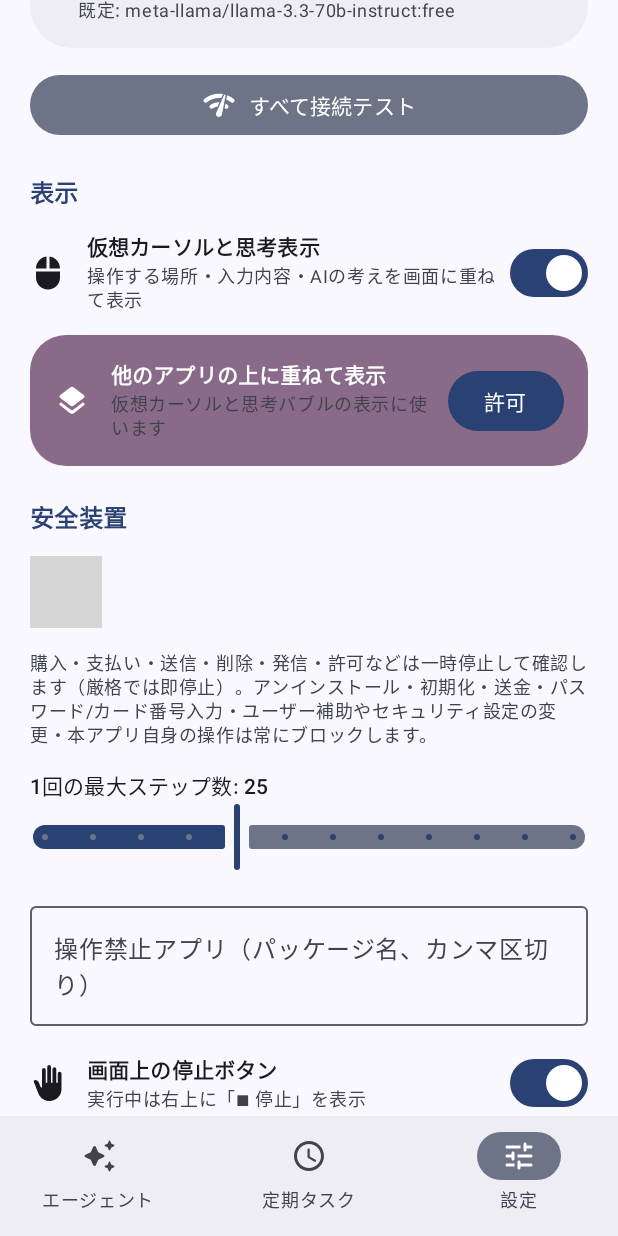
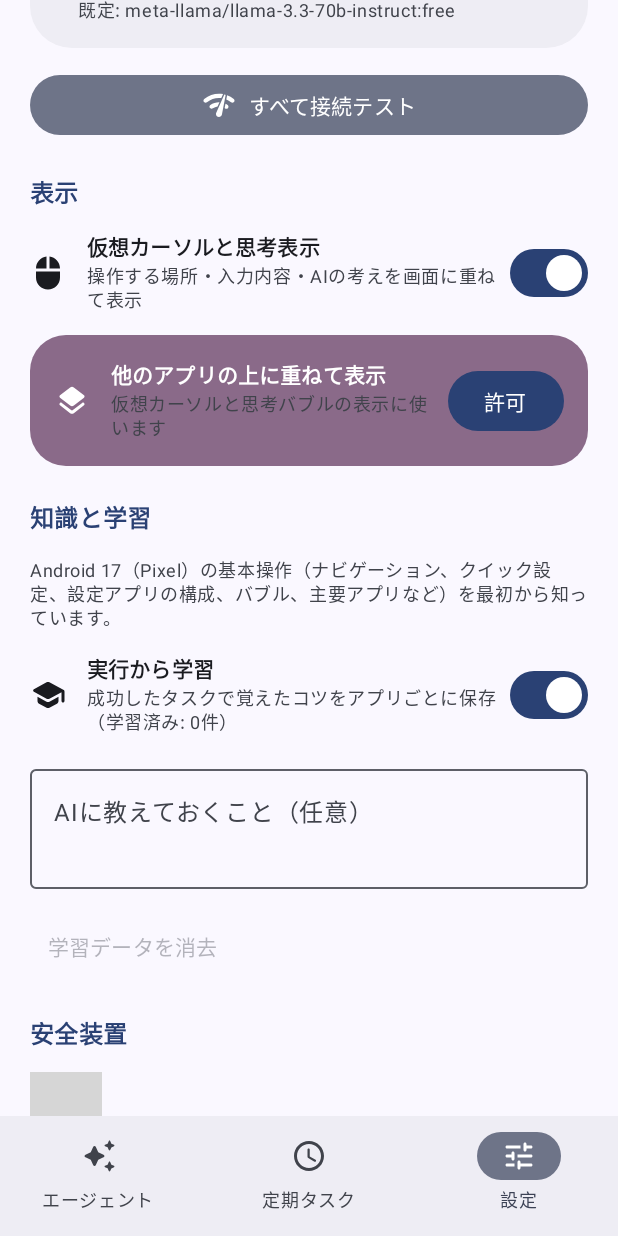
Before and after one commit to orokichi/ai-agent, an Android app built with Jetpack Compose: the screen it shows after launch (MainActivity), item 3 of the bottom bar chosen, scrolled down 1041 dp, on a phone screen of 412 x 824 dp. Run offline under Robolectric (Android 15) with nearby library versions, the phone set to English and light mode, and no system bars; our stand-ins replace Material 3 Expressive styles (plain Material 3 is drawn); pictures from the network do not load; 3 statements that could not run were skipped; grey boxes are pictures that could not be loaded.

Commit message:
v1.2.0: Android 17 knowledge, learning, settings actions

```diff
--- a/app/build.gradle.kts
+++ b/app/build.gradle.kts
@@ -12,8 +12,8 @@ android {
         applicationId = "com.orokichi.agent"
         minSdk = 31
         targetSdk = 35
-        versionCode = 3
-        versionName = "1.1.0"
+        versionCode = 4
+        versionName = "1.2.0"
     }
 
     signingConfigs {
--- a/app/src/main/java/com/orokichi/agent/Core.kt
+++ b/app/src/main/java/com/orokichi/agent/Core.kt
@@ -76,6 +76,15 @@ object Prefs {
         get() = sp.getBoolean("overlayStop", true)
         set(v) = sp.edit().putBoolean("overlayStop", v).apply()
 
+    fun raw(k: String) = s(k, "")
+    fun putRaw(k: String, v: String) = put(k, v)
+    var customKnowledge: String
+        get() = s("customKnowledge", "")
+        set(v) = put("customKnowledge", v)
+    var learning: Boolean
+        get() = sp.getBoolean("learning", true)
+        set(v) = sp.edit().putBoolean("learning", v).apply()
+
     var cursor: Boolean
         get() = sp.getBoolean("cursor", true)
         set(v) = sp.edit().putBoolean("cursor", v).apply()
--- /dev/null
+++ b/app/src/main/java/com/orokichi/agent/Knowledge.kt
@@ -0,0 +1,87 @@
+package com.orokichi.agent
+
+import android.content.Context
+import android.content.Intent
+import android.provider.Settings
+
+/** Android 17（Pixel・日本語UI）の基本操作知識 ＋ 実行から学んだコツ */
+object Knowledge {
+    val ANDROID17 = """
+## Android 17 (Pixel, Japanese UI) basics
+Navigation: use actions back/home/recents. notifications = pull down shade once; quick_settings = full Quick Settings (Wi-Fi「インターネット」, Bluetooth, 機内モード, ライト, 画面の回転, 着信音/マナー, 明るさスライダー; QPR2 adds keyboard switcher and brightness override). Tiles: tap = toggle, long_press = open its settings.
+Home screen: swipe up from the bottom (or scroll up on home) opens the app drawer; its top has a search bar「アプリを検索」(may open keyboard automatically). Prefer open_app instead.
+Long-press an app icon: menu split into ショートカット and actions (「バブル」= float app as bubble, 「ウィジェット」,「アプリ情報」). Long-press empty home area: 「壁紙とスタイル」「ウィジェット」「ホームの設定」.
+Recents: horizontal cards; swipe a card up to close it; tap the app icon above a card for「分割画面」「固定」. 「すべてクリア」 at the far left.
+Bubbles (new in 17): an app floating as a round icon; tap to expand, drag to the bottom 'X' to close.
+Settings app (top has「設定を検索」, the fastest way to find any option): ネットワークとインターネット / 接続済みのデバイス / アプリ / 通知 / 電池と充電 / ストレージ / 音とバイブレーション / ディスプレイとタップ / 壁紙とスタイル / ユーザー補助 / セキュリティとプライバシー / 位置情報 / 安全と緊急情報 / パスワード、パスキー、アカウント / Google / システム(言語、日付と時刻、ジェスチャー、システム アップデート) / デバイス情報. Menus are compact; scroll to see more. Prefer the open_settings action when a page exists.
+Dialogs: permission prompts offer「アプリの使用時のみ」「今回のみ」「許可しない」. Generic buttons: OK, キャンセル, 次へ, 完了, 閉じる, 後で, スキップ. 「︙」/「その他のオプション」 = overflow menu. A down-arrow / chevron expands sections.
+Keyboard (Gboard): type replaces field text; to submit use enter on the field or tap the search/send button. Dismiss keyboard with back.
+Common apps: Chrome address bar「検索するか URL を入力」; Google app / search bar on home; Gmail「作成」; Google マップ「ここで検索」; YouTube search = magnifier icon; 時計 app tabs アラーム/時計/タイマー/ストップウォッチ, add with「+」; カレンダー「+」→ 予定; Play ストア is an installer (blocked); カメラ shutter「写真を撮影」.
+Status bar privacy dot/chip (green) means camera/mic/location in use — ignore it.
+If the screen is the lock screen you cannot proceed: done with the reason.
+""".trimIndent()
+
+    /** open_settings で開けるページ（セキュリティ系は意図的に含めない） */
+    val PAGES = mapOf(
+        "wifi" to Settings.ACTION_WIFI_SETTINGS,
+        "internet" to "android.settings.panel.action.INTERNET_CONNECTIVITY",
+        "bluetooth" to Settings.ACTION_BLUETOOTH_SETTINGS,
+        "display" to Settings.ACTION_DISPLAY_SETTINGS,
+        "sound" to Settings.ACTION_SOUND_SETTINGS,
+        "volume" to "android.settings.panel.action.VOLUME",
+        "battery" to Intent.ACTION_POWER_USAGE_SUMMARY,
+        "apps" to Settings.ACTION_APPLICATION_SETTINGS,
+        "notifications" to "android.settings.ALL_APPS_NOTIFICATION_SETTINGS",
+        "location" to Settings.ACTION_LOCATION_SOURCE_SETTINGS,
+        "storage" to Settings.ACTION_INTERNAL_STORAGE_SETTINGS,
+        "date" to Settings.ACTION_DATE_SETTINGS,
+        "language" to Settings.ACTION_LOCALE_SETTINGS,
+        "nfc" to Settings.ACTION_NFC_SETTINGS,
+        "airplane" to Settings.ACTION_AIRPLANE_MODE_SETTINGS,
+        "data_usage" to Settings.ACTION_DATA_USAGE_SETTINGS,
+        "dnd" to Settings.ACTION_ZEN_MODE_PRIORITY_SETTINGS,
+        "wallpaper" to "android.intent.action.SET_WALLPAPER",
+        "settings" to Settings.ACTION_SETTINGS
+    )
+
+    fun openSettings(ctx: Context, page: String): String {
+        val action = PAGES[page.lowercase().trim()] ?: return "未対応のページ（${PAGES.keys.joinToString(",")}）"
+        return runCatching {
+            ctx.startActivity(Intent(action).addFlags(Intent.FLAG_ACTIVITY_NEW_TASK or Intent.FLAG_ACTIVITY_CLEAR_TASK))
+            "ok"
+        }.getOrElse { "開けませんでした" }
+    }
+
+    // ---- 学習（成功した実行から得たコツをアプリごとに保存） ----
+    private const val MAX = 12
+
+    fun lessons(pkg: String): List<String> =
+        Prefs.raw("lessons_$pkg").split('\n').filter { it.isNotBlank() }
+
+    fun learn(pkg: String, lesson: String) {
+        val l = lesson.replace('\n', ' ').trim().take(160)
+        if (l.length < 6 || pkg.isBlank() || pkg == Safety.OWN) return
+        val cur = lessons(pkg).filterNot { it == l }
+        Prefs.putRaw("lessons_$pkg", (cur + l).takeLast(MAX).joinToString("\n"))
+        val pk = Prefs.raw("lesson_pkgs").split(',').filter { it.isNotBlank() }.toMutableSet()
+        pk += pkg
+        Prefs.putRaw("lesson_pkgs", pk.joinToString(","))
+    }
+
+    fun count(): Int = Prefs.raw("lesson_pkgs").split(',').filter { it.isNotBlank() }.sumOf { lessons(it).size }
+
+    fun clear() {
+        Prefs.raw("lesson_pkgs").split(',').filter { it.isNotBlank() }.forEach { Prefs.putRaw("lessons_$it", "") }
+        Prefs.putRaw("lesson_pkgs", "")
+    }
+
+    /** プロンプトに添える知識 */
+    fun forPrompt(pkg: String, visited: Set<String>): String = buildString {
+        val user = Prefs.customKnowledge.trim()
+        if (user.isNotEmpty()) append("\nUser's notes about this phone: ").append(user.take(800))
+        (visited + pkg).filter { it.isNotBlank() }.forEach { p ->
+            val ls = lessons(p)
+            if (ls.isNotEmpty()) append("\nLearned tips for ").append(p).append(": ").append(ls.joinToString(" / "))
+        }
+    }
+}
--- a/app/src/main/java/com/orokichi/agent/MainActivity.kt
+++ b/app/src/main/java/com/orokichi/agent/MainActivity.kt
@@ -356,6 +356,9 @@ fun SettingsScreen() {
     var overlay by remember { mutableStateOf(Prefs.overlayStop) }
     var volume by remember { mutableStateOf(Prefs.volumeStop) }
     var cursorOn by remember { mutableStateOf(Prefs.cursor) }
+    var learnOn by remember { mutableStateOf(Prefs.learning) }
+    var custom by remember { mutableStateOf(Prefs.customKnowledge) }
+    var lessonCount by remember { mutableStateOf(Knowledge.count()) }
     var overlayPerm by remember { mutableStateOf(Settings.canDrawOverlays(ctx)) }
     val scope = rememberCoroutineScope()
 
@@ -419,6 +422,20 @@ fun SettingsScreen() {
         PermRow(Icons.Rounded.Layers, "他のアプリの上に重ねて表示", "仮想カーソルと思考バブルの表示に使います", overlayPerm) {
             ctx.startActivity(Intent(Settings.ACTION_MANAGE_OVERLAY_PERMISSION, Uri.parse("package:${ctx.packageName}")))
         }
+
+        Section("知識と学習")
+        Text(
+            "Android 17（Pixel）の基本操作（ナビゲーション、クイック設定、設定アプリの構成、バブル、主要アプリなど）を最初から知っています。",
+            style = MaterialTheme.typography.bodySmall, color = MaterialTheme.colorScheme.onSurfaceVariant
+        )
+        SwitchRow(Icons.Rounded.School, "実行から学習", "成功したタスクで覚えたコツをアプリごとに保存（学習済み: ${lessonCount}件）", learnOn) { learnOn = it; Prefs.learning = it }
+        OutlinedTextField(
+            value = custom, onValueChange = { custom = it; Prefs.customKnowledge = it },
+            label = { Text("AIに教えておくこと（任意）") },
+            placeholder = { Text("例: 3ボタンナビを使用 / LINEはホーム2ページ目") },
+            minLines = 2, modifier = Modifier.fillMaxWidth()
+        )
+        TextButton(onClick = { Knowledge.clear(); lessonCount = 0 }, enabled = lessonCount > 0) { Text("学習データを消去") }
 
         Section("安全装置")
         Row(horizontalArrangement = Arrangement.spacedBy(ButtonGroupDefaults.ConnectedSpaceBetween)) {
--- a/app/src/main/java/com/orokichi/agent/Safety.kt
+++ b/app/src/main/java/com/orokichi/agent/Safety.kt
@@ -32,7 +32,7 @@ object Safety {
         RegexOption.IGNORE_CASE
     )
     private val CARD = Regex("(?:\\d[ -]?){13,19}")
-    private val NAV = setOf("back", "home", "recents", "notifications", "wait", "scroll", "done")
+    private val NAV = setOf("back", "home", "recents", "notifications", "quick_settings", "open_settings", "wait", "scroll", "done")
 
     fun userBlocked(): Set<String> =
         Prefs.blockedPkgs.split(',', '\n', ' ').map { it.trim() }.filter { it.isNotEmpty() }.toSet()
```
Also changed, not shown: app/src/main/java/com/orokichi/agent/Agent.kt (+15 -2 lines), 1 other file.
